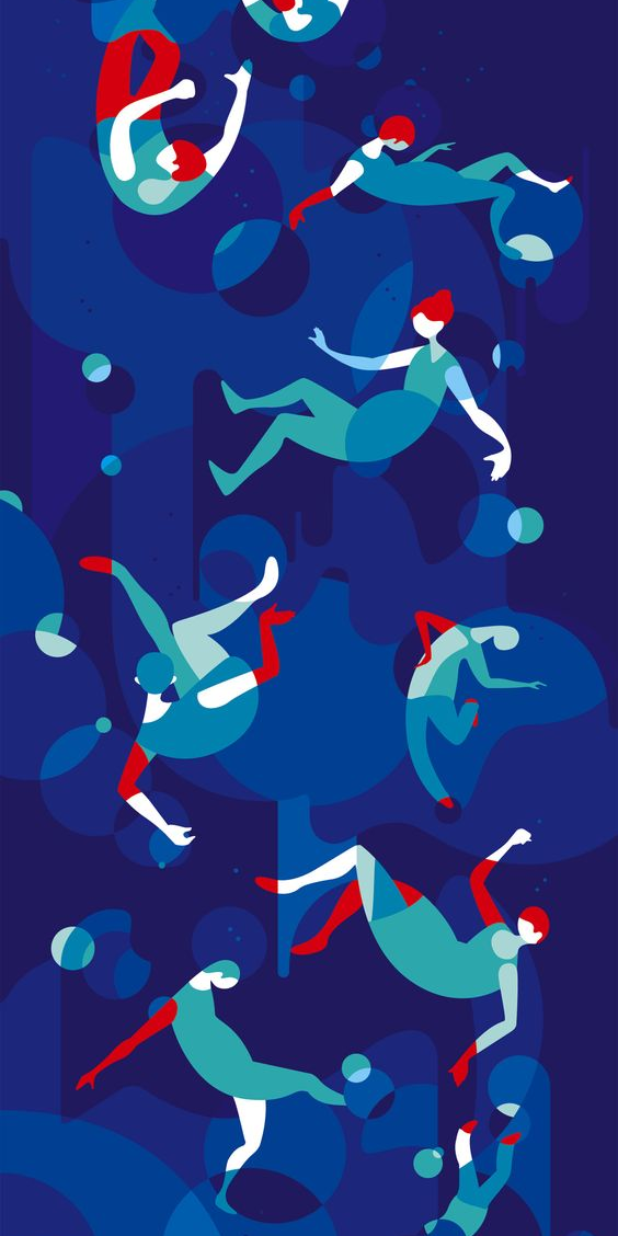
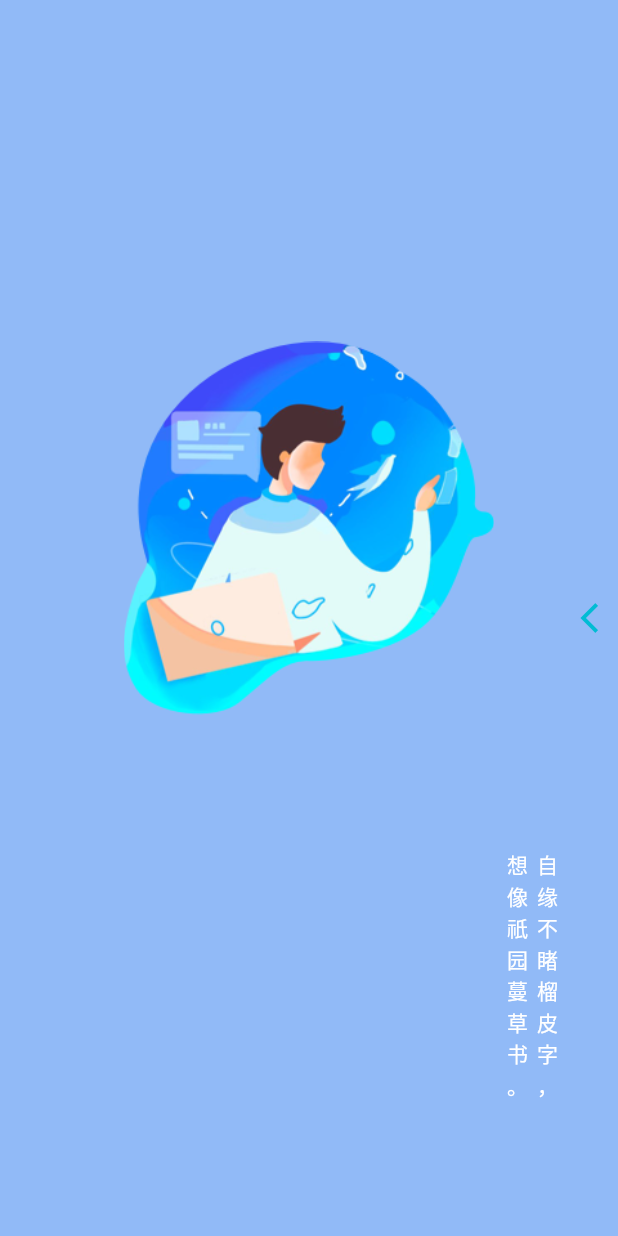
Before and after one commit to aboutmydreams/yuyan_app, a Flutter app: the screen it shows after launch, swiped to page 2, on a phone screen of 412 x 824 dp. Run offline on Flutter 3.47's test engine with Material 2 defaults, Android fonts, the phone set to English and light mode, and no system bars; drawn by our look-alikes of liquid_swipe; our stand-ins replace badges, cached_network_image, curved_navigation_bar, dio, firebase_analytics, flare_flutter and 14 more; missing offline and left inert: flutter_inappwebview, flutter_webview_plugin, flutter_xupdate, html2md, notus, quill_delta and 3 more; accounts and stored records are empty.

```diff
--- a/lib/models/component/edit_markdown/edit_note.dart
+++ b/lib/models/component/edit_markdown/edit_note.dart
@@ -3,7 +3,6 @@ import 'dart:convert';
 import 'package:flutter/material.dart';
 import 'package:quill_delta/quill_delta.dart';
 import 'package:shared_preferences/shared_preferences.dart';
-import 'package:yuyan_app/models/component/appUI.dart';
 import 'package:yuyan_app/models/component/edit_markdown/convert/to_markdown.dart';
 import 'package:yuyan_app/models/net/requests_api/notes/note.dart';
 import 'package:yuyan_app/models/net/requests_api/util/convert.dart';
@@ -12,7 +11,6 @@ import 'package:yuyan_app/models/widgets_small/loading.dart';
 import 'package:yuyan_app/models/widgets_small/toast.dart';
 import 'package:yuyan_app/state_manage/toppest.dart';
 import 'package:zefyr/zefyr.dart';
-// import 'package:notus/convert.dart';
 import 'view/images.dart';
 
 class EditNotePage extends StatefulWidget {
@@ -169,7 +167,7 @@ class _EditNotePageState extends State<EditNotePage> {
       return Theme(data: ThemeData.dark(), child: result);
     }
     return Theme(
-      data: ThemeData(primarySwatch: AppColors.primary),
+      data: ThemeData(primarySwatch: topModel.primarySwatchColor),
       child: result,
     );
   }
--- a/lib/views/begin_init/guide_page/guide2.dart
+++ b/lib/views/begin_init/guide_page/guide2.dart
@@ -5,14 +5,56 @@ class Guide2 extends StatelessWidget {
 
   @override
   Widget build(BuildContext context) {
-    return Container(
-      color: Colors.pink,
-      width: MediaQuery.of(context).size.width,
-      height: MediaQuery.of(context).size.height,
-      child: Image.asset(
-        'assets/images/guide/guide2.jpg',
-        fit: BoxFit.cover,
-      ),
+    return Stack(
+      children: [
+        Positioned(
+          child: Container(
+            decoration: BoxDecoration(
+              color: Color.fromRGBO(145, 186, 247, 1),
+            ),
+            child: SizedBox(
+              width: MediaQuery.of(context).size.width,
+              height: MediaQuery.of(context).size.height,
+            ),
+          ),
+        ),
+        Positioned(
+          child: Center(
+            child: Container(
+              margin: EdgeInsets.only(bottom: 120),
+              width: MediaQuery.of(context).size.width * 0.6,
+              child: Image.asset(
+                'assets/images/guide/guide2.png',
+                fit: BoxFit.cover,
+              ),
+            ),
+          ),
+        ),
+        Positioned(
+          child: Align(
+            alignment: Alignment.bottomRight,
+            child: Padding(
+              padding: EdgeInsets.only(right: 40, bottom: 90),
+              child: Text(
+                "自缘不睹榴皮字，".split("").join("\n"),
+                style: TextStyle(color: Colors.white),
+              ),
+            ),
+          ),
+        ),
+        Positioned(
+          child: Align(
+            alignment: Alignment.bottomRight,
+            child: Padding(
+              padding: EdgeInsets.only(right: 60, bottom: 90),
+              child: Text(
+                "想像祇园蔓草书。".split("").join("\n"),
+                style: TextStyle(color: Colors.white),
+              ),
+            ),
+          ),
+        ),
+      ],
     );
   }
 }
--- a/lib/views/begin_init/guide_page/guide_page.dart
+++ b/lib/views/begin_init/guide_page/guide_page.dart
@@ -37,6 +37,10 @@ class GuidePage extends StatelessWidget {
         enableLoop: false,
         positionSlideIcon: 0.5,
         waveType: WaveType.liquidReveal,
+        slideIconWidget: Icon(
+          Icons.arrow_back_ios,
+          color: Colors.cyan,
+        ),
         // onPageChangeCallback: (page) => pageChangeCallback(context, page),
         // currentUpdateTypeCallback: (updateType) =>
         //     updateTypeCallback(updateType),
```
Also changed, not shown: lib/views/begin_init/guide_page/guide1.dart (+18 -6 lines), lib/views/begin_init/guide_page/guide3.dart (+42 -7 lines), lib/views/dashboard/quick/note/note_page.dart (+15 -15 lines), pubspec.yaml (+4 -4 lines), assets/images/guide/guide1.jpg (deleted), assets/images/guide/guide1.png (added), assets/images/guide/guide2.jpg (deleted), assets/images/guide/guide2.png (added), assets/images/guide/guide3.jpg (deleted), assets/images/guide/guide3.png (added), 3 other files.
